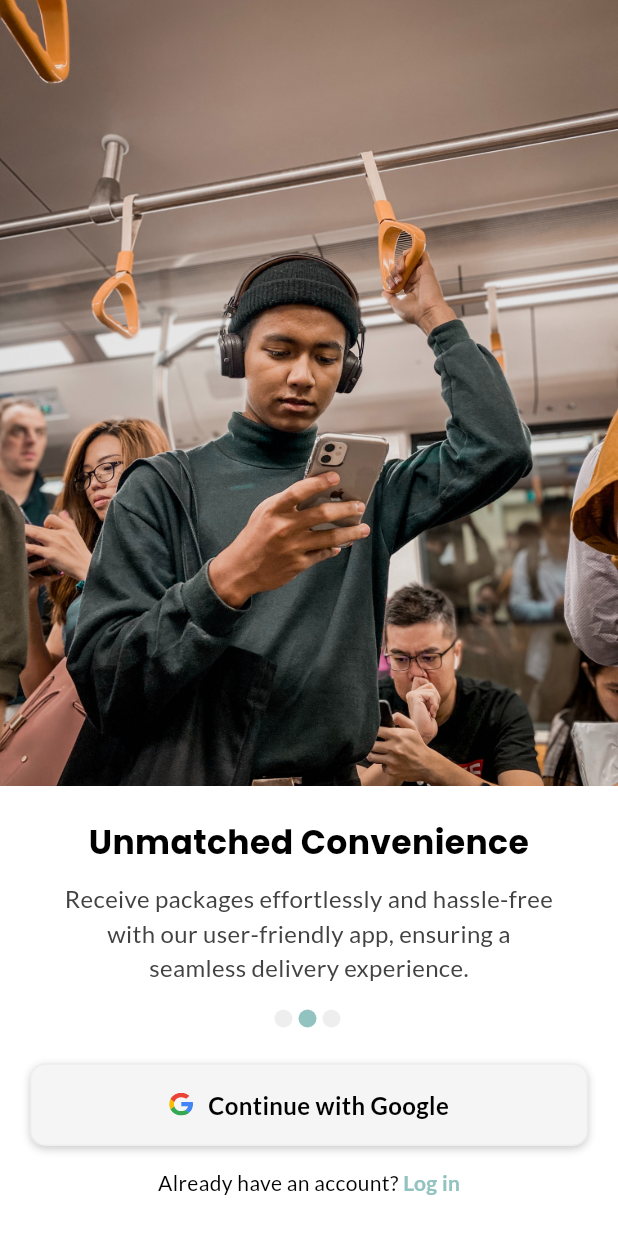
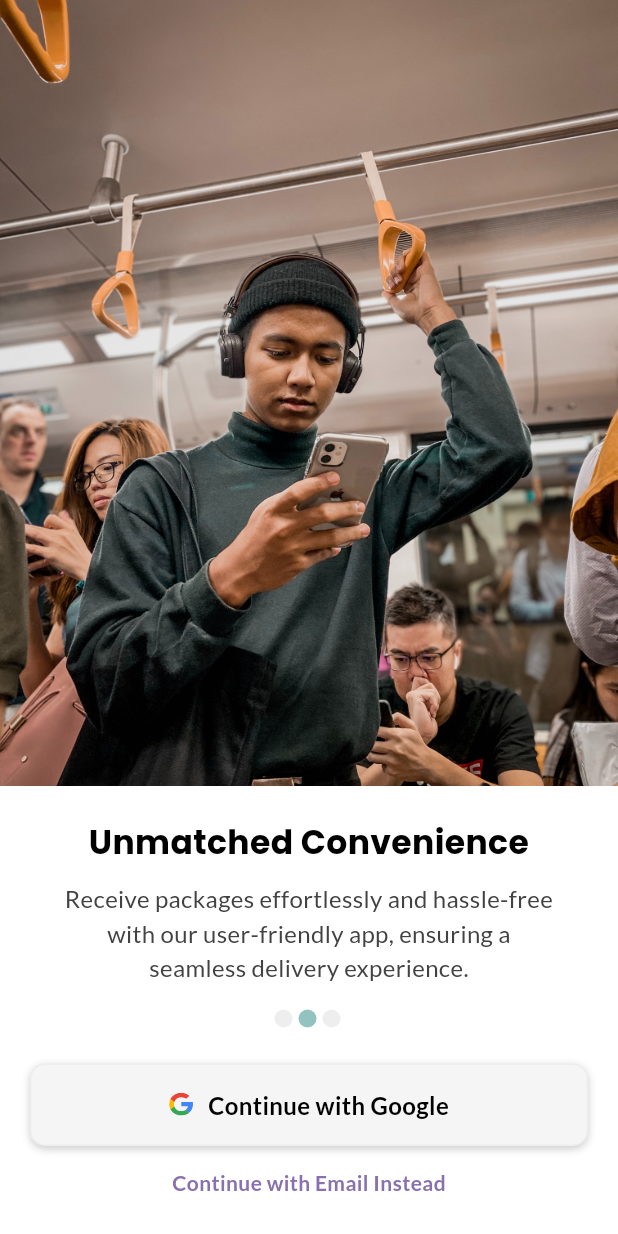
Before and after one commit to WannaCry081/PackagePal, a Flutter app: the screen it shows after launch, swiped to page 2, on a phone screen of 412 x 824 dp. Run offline on Flutter 3.47's test engine with Material 3 defaults, Android fonts, the phone set to English and light mode, and no system bars; our stand-ins replace firebase_auth, firebase_core, flutter_feather_icons, flutter_spinkit, flutter_svg, google_fonts and 2 more; accounts and stored records are empty.

Commit message:
Update onboarding ui

```diff
--- a/frontend/lib/views/Onboarding/index.dart
+++ b/frontend/lib/views/Onboarding/index.dart
@@ -119,7 +119,7 @@ class _OnboardingViewState extends State<OnboardingView> {
                     child: CustomButton(
                         btnColor: Colors.grey.shade100,
                         btnShadow: true,
-                        btnOnTap: signInWithGoogle,
+                        btnOnTap: () => AuthViewModel().signInWithGoogle(),
                         btnChild: Row(
                             mainAxisAlignment: MainAxisAlignment.center,
                             crossAxisAlignment: CrossAxisAlignment.center,
@@ -135,29 +135,18 @@ class _OnboardingViewState extends State<OnboardingView> {
                             ])),
                   ),
                   const SizedBox(height: 5),
-                  Row(
-                    mainAxisAlignment: MainAxisAlignment.center,
-                    children: [
-                      Text("Already have an account? ",
-                          style: GoogleFonts.lato(fontSize: 14)),
-                      GestureDetector(
-                          onTap: () => _navigateToLogin(context),
-                          child: Text("Log in",
-                              style: GoogleFonts.lato(
-                                  fontSize: 14,
-                                  color: Theme.of(context).colorScheme.primary,
-                                  fontWeight: FontWeight.bold)))
-                    ],
-                  ),
+                  GestureDetector(
+                      onTap: () =>
+                          Navigator.of(context).pushNamed("/auth/login"),
+                      child: Text("Continue with Email Instead",
+                          style: GoogleFonts.lato(
+                              fontSize: 14,
+                              color: Theme.of(context).colorScheme.secondary,
+                              fontWeight: FontWeight.bold))),
                   const SizedBox(height: 20)
                 ])),
       ],
     ));
-  }
-
-  void _navigateToLogin(BuildContext context) {
-    Navigator.of(context).pushNamed("/auth/login");
-    return;
   }
 
   void _onPageChanged(int value) {
@@ -165,9 +154,4 @@ class _OnboardingViewState extends State<OnboardingView> {
       _currentIndex = value;
     });
   }
-
-  void signInWithGoogle() {
-    AuthViewModel().signInWithGoogle();
-    Navigator.of(context).pushReplacementNamed("/dashboard");
-  }
 }
```
